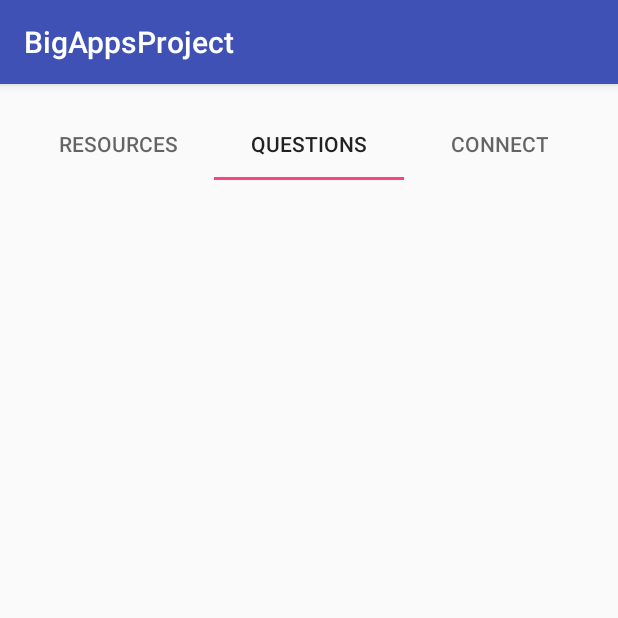
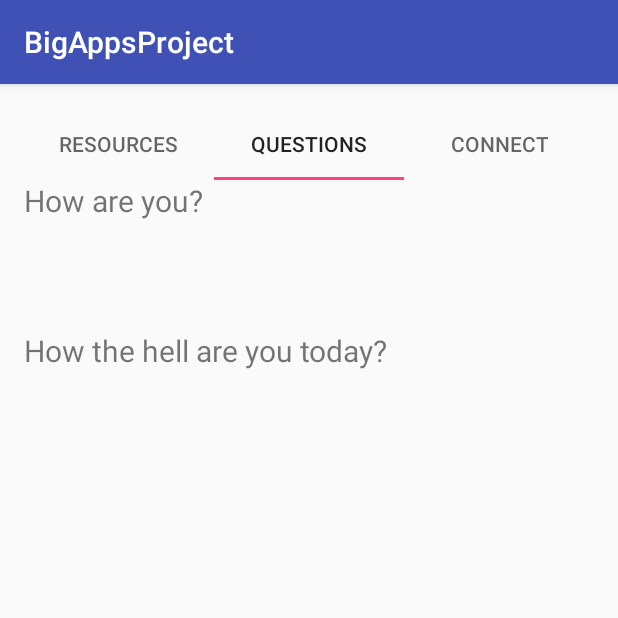
Before and after one commit to sderekj/Big-Apps-Project, an Android app: the screen it shows after launch (TabActivity), after a tap on an icon or button, on a phone screen of 412 x 824 dp, the top half of it. Run offline under Robolectric (Android 15) with nearby library versions, the phone set to English and light mode, and no system bars; our stand-ins replace Picasso; pictures from the network do not load.

Commit message:
Implemented Questions RecyclerView

```diff
--- /dev/null
+++ b/app/src/main/java/nyc/c4q/dereksantos/bigappsproject/Question.java
@@ -0,0 +1,32 @@
+package nyc.c4q.dereksantos.bigappsproject;
+
+/**
+ * Created by SACC on 1/29/17.
+ */
+
+public class Question {
+
+    private String title;
+    private String description;
+
+    public Question(String title, String description) {
+        this.title = title;
+        this.description = description;
+    }
+
+    public String getTitle() {
+        return title;
+    }
+
+    public void setTitle(String title) {
+        this.title = title;
+    }
+
+    public String getDescription() {
+        return description;
+    }
+
+    public void setDescription(String description) {
+        this.description = description;
+    }
+}
--- /dev/null
+++ b/app/src/main/java/nyc/c4q/dereksantos/bigappsproject/QuestionViewHolder.java
@@ -0,0 +1,34 @@
+package nyc.c4q.dereksantos.bigappsproject;
+
+import android.support.v7.widget.RecyclerView;
+import android.view.LayoutInflater;
+import android.view.View;
+import android.view.ViewGroup;
+import android.widget.TextView;
+
+/**
+ * Created by SACC on 1/29/17.
+ */
+
+public class QuestionViewHolder extends RecyclerView.ViewHolder {
+
+
+    private final TextView titleTextView;
+    private final TextView descriptionTextView;
+
+    public QuestionViewHolder(ViewGroup parent) {
+        super(inflateView(parent));
+        titleTextView = (TextView) itemView.findViewById(R.id.question_title_tv);
+        descriptionTextView = (TextView) itemView.findViewById(R.id.question_description_tv);
+    }
+
+    public static View inflateView(ViewGroup parent) {
+        LayoutInflater inflater = LayoutInflater.from(parent.getContext());
+        return inflater.inflate(R.layout.question_viewholder, parent, false);
+    }
+
+    public void bind(Question question) {
+        titleTextView.setText(question.getTitle());
+        descriptionTextView.setText(question.getDescription());
+    }
+}
--- /dev/null
+++ b/app/src/main/java/nyc/c4q/dereksantos/bigappsproject/QuestionsAdapter.java
@@ -0,0 +1,46 @@
+package nyc.c4q.dereksantos.bigappsproject;
+
+import android.support.v7.widget.RecyclerView;
+import android.view.ViewGroup;
+
+import java.util.ArrayList;
+import java.util.Arrays;
+import java.util.List;
+
+/**
+ * Created by SACC on 1/29/17.
+ */
+public class QuestionsAdapter extends RecyclerView.Adapter<QuestionViewHolder> {
+    List<Question> questionList = Arrays.asList(
+            new Question("How are you?", "How the hell are you today?"),
+            new Question("How are you?", "How the hell are you today?"),
+            new Question("How are you?", "How the hell are you today?"),
+            new Question("How are you?", "How the hell are you today?"),
+            new Question("How are you?", "How the hell are you today?"),
+            new Question("How are you?", "How the hell are you today?"),
+            new Question("How are you?", "How the hell are you today?"),
+            new Question("How are you?", "How the hell are you today?"),
+            new Question("How are you?", "How the hell are you today?"),
+            new Question("How are you?", "How the hell are you today?"),
+            new Question("How are you?", "How the hell are you today?"),
+            new Question("How are you?", "How the hell are you today?"),
+            new Question("How are you?", "How the hell are you today?")
+    );
+
+
+    @Override
+    public QuestionViewHolder onCreateViewHolder(ViewGroup parent, int viewType) {
+        return new QuestionViewHolder(parent);
+    }
+
+    @Override
+    public void onBindViewHolder(QuestionViewHolder holder, int position) {
+        Question question = questionList.get(position);
+        holder.bind(question);
+    }
+
+    @Override
+    public int getItemCount() {
+        return questionList.size();
+    }
+}
--- a/app/src/main/java/nyc/c4q/dereksantos/bigappsproject/QuestionsFragment.java
+++ b/app/src/main/java/nyc/c4q/dereksantos/bigappsproject/QuestionsFragment.java
@@ -3,6 +3,11 @@ package nyc.c4q.dereksantos.bigappsproject;
 import android.os.Bundle;
 import android.support.annotation.Nullable;
 import android.support.v4.app.Fragment;
+import android.support.v7.widget.LinearLayoutManager;
+import android.support.v7.widget.RecyclerView;
+import android.view.LayoutInflater;
+import android.view.View;
+import android.view.ViewGroup;
 
 /**
  * Created by shannonalexander-navarro on 1/28/17.
@@ -13,6 +18,7 @@ public class QuestionsFragment extends Fragment {
     private int page;
     private static final String INT_TAG = "one";
     private static final String TITLE_TAG = "questionFrag";
+    private RecyclerView recyclerView;
 
     public static QuestionsFragment newInstance(int page, String title) {
         QuestionsFragment qFrag = new QuestionsFragment();
@@ -29,4 +35,15 @@ public class QuestionsFragment extends Fragment {
         page = getArguments().getInt(INT_TAG, 0);
         title = getArguments().getString(TITLE_TAG);
     }
+
+    @Override
+    public View onCreateView(LayoutInflater inflater, ViewGroup container, Bundle savedInstanceState) {
+        View view = inflater.inflate(R.layout.question_fragment, container, false);
+
+        recyclerView = (RecyclerView) view.findViewById(R.id.questions_rv);
+        recyclerView.setLayoutManager(new LinearLayoutManager(getContext()));
+        recyclerView.setAdapter(new QuestionsAdapter());
+
+        return view;
+    }
 }
--- a/app/src/main/res/layout/question_fragment.xml
+++ b/app/src/main/res/layout/question_fragment.xml
@@ -1,6 +1,14 @@
 <?xml version="1.0" encoding="utf-8"?>
-<LinearLayout xmlns:android="http://schemas.android.com/apk/res/android"
-    android:orientation="vertical" android:layout_width="match_parent"
-    android:layout_height="match_parent">
+<LinearLayout
+    xmlns:android="http://schemas.android.com/apk/res/android"
+    android:id="@+id/fragment_questions"
+    android:layout_width="match_parent"
+    android:layout_height="match_parent"
+    android:orientation="vertical">
+
+    <android.support.v7.widget.RecyclerView
+        android:id="@+id/questions_rv"
+        android:layout_width="match_parent"
+        android:layout_height="match_parent" />
 
 </LinearLayout>
--- /dev/null
+++ b/app/src/main/res/layout/question_viewholder.xml
@@ -0,0 +1,22 @@
+<?xml version="1.0" encoding="utf-8"?>
+<LinearLayout
+    xmlns:android="http://schemas.android.com/apk/res/android"
+    android:layout_width="match_parent"
+    android:layout_height="match_parent"
+    android:orientation="vertical">
+
+    <TextView
+        android:id="@+id/question_title_tv"
+        android:text="Hello World"
+        android:textSize="20sp"
+        android:layout_width="match_parent"
+        android:layout_height="100dp" />
+
+    <TextView
+        android:id="@+id/question_description_tv"
+        android:text="Goodbye World"
+        android:textSize="20sp"
+        android:layout_width="match_parent"
+        android:layout_height="100dp" />
+
+</LinearLayout>
```
